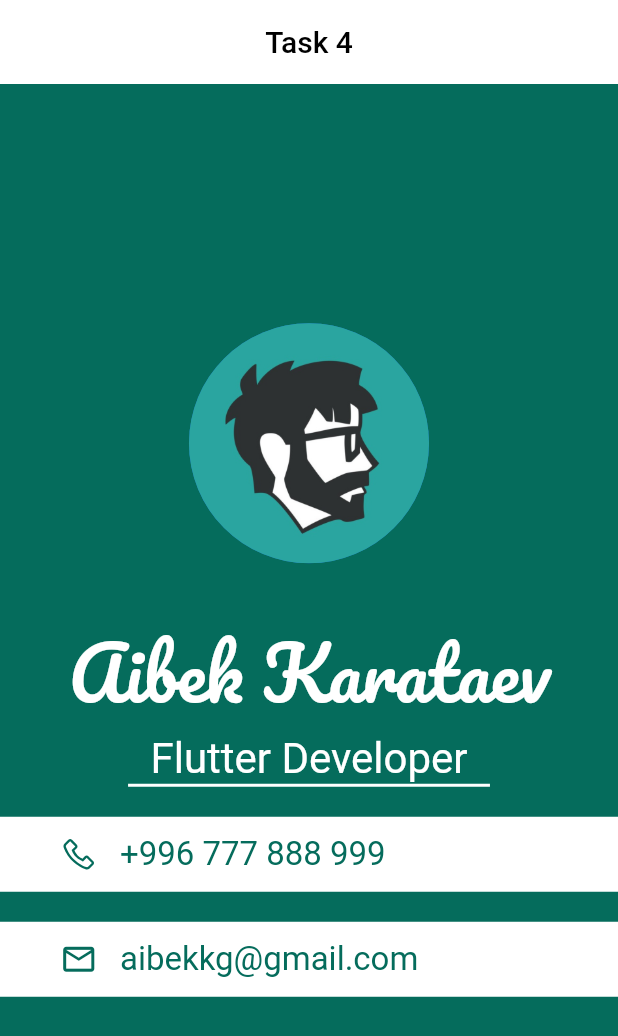
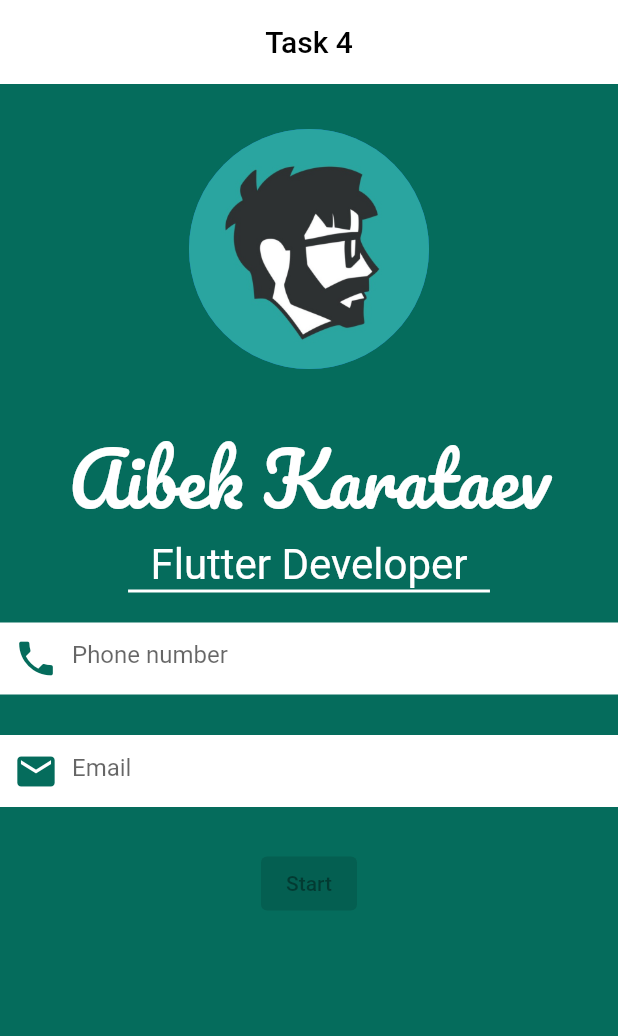
Before and after one commit to aibek-karataev/contact-info, a Flutter app: the screen it shows after launch, on a phone screen of 412 x 824 dp. Shown: the top 1036 px of the screen. Run offline on Flutter 3.47's test engine with Material 2 defaults, Android fonts, the phone set to English and light mode, and no system bars.

Commit message:
added and fixed some files

```diff
--- a/lib/main.dart
+++ b/lib/main.dart
@@ -1,21 +1,34 @@
 import 'package:flutter/material.dart';
-import 'package:flutter/services.dart';
-import 'package:line_icons/line_icons.dart';
+import 'package:myinfo/screens/rich_screen.dart';
 
 void main() {
   runApp(const MainApp());
 }
 
-class MainApp extends StatelessWidget {
+class MainApp extends StatefulWidget {
   const MainApp({super.key});
+
+  @override
+  State<MainApp> createState() => _MainAppState();
+}
+
+class _MainAppState extends State<MainApp> {
+  String? phone;
+  String? email;
+  bool isActive = false;
 
   @override
   Widget build(BuildContext context) {
     const darkGreen = Color.fromRGBO(5, 108, 92, 1);
 
-    SystemChrome.setSystemUIOverlayStyle(
-      const SystemUiOverlayStyle(statusBarColor: Colors.transparent),
-    );
+    void checkFields() {
+      if (phone == null || email == null) {
+        isActive = false;
+      } else {
+        isActive = true;
+      }
+    }
+
     return MaterialApp(
       debugShowCheckedModeBanner: false,
       home: Scaffold(
@@ -30,7 +43,9 @@ class MainApp extends StatelessWidget {
         ),
         body: Container(
           color: darkGreen,
-          child: Column(
+          padding: const EdgeInsets.only(top: 30),
+          child: ListView(scrollDirection: Axis.vertical, children: [
+            Column(
               mainAxisAlignment: MainAxisAlignment.center,
               children: <Widget>[
                 Column(
@@ -68,7 +83,6 @@ class MainApp extends StatelessWidget {
                         child: const Text(
                           "Flutter Developer",
                           style: TextStyle(
-                          fontFamily: "Roboto",
                             fontSize: 28.0,
                             color: Colors.white,
                           ),
@@ -80,73 +94,82 @@ class MainApp extends StatelessWidget {
                 Column(
                   children: <Widget>[
                     const SizedBox(height: 20.0),
-                  Container(
-                      color: Colors.white,
-                      height: 50.0,
-                      child: InkWell(
-                        onTap: () async {
-                          // print("Button Clicked");
+                    SizedBox(
+                      height: 55,
+                      child: TextFormField(
+                        onChanged: (value) {
+                          setState(() {
+                            phone = value;
+                          });
+                          checkFields();
                         },
-                        child: Row(
-                          mainAxisAlignment: MainAxisAlignment.start,
-                          children: <Widget>[
-                            Container(
-                              margin: const EdgeInsets.only(
-                                right: 15.0,
-                                left: 40.0,
+                        decoration: const InputDecoration(
+                          focusedBorder: InputBorder.none,
+                          enabledBorder: InputBorder.none,
+                          filled: true,
+                          fillColor: Colors.white,
+                          border: OutlineInputBorder(
+                            borderSide: BorderSide.none,
                           ),
-                              child: const Icon(
-                                LineIcons.phone,
-                                size: 25.0,
+                          hintText: "Phone number",
+                          prefixIcon: Icon(
+                            Icons.phone,
+                            size: 30,
                             color: darkGreen,
                           ),
                         ),
-                            const Center(
-                              child: Text(
-                                "+996 777 888 999",
-                                style: TextStyle(
-                                  fontFamily: "Roboto",
-                                  fontSize: 22.0,
+                      ),
+                    ),
+                    const SizedBox(height: 20.0),
+                    SizedBox(
+                      height: 55,
+                      child: TextFormField(
+                        onChanged: (value) {
+                          setState(() {
+                            email = value;
+                            checkFields();
+                          });
+                        },
+                        decoration: const InputDecoration(
+                          filled: true,
+                          focusedBorder: InputBorder.none,
+                          enabledBorder: InputBorder.none,
+                          fillColor: Colors.white,
+                          border: OutlineInputBorder(
+                            borderSide: BorderSide.none,
+                          ),
+                          hintText: "Email",
+                          prefixIcon: Icon(
+                            Icons.email,
+                            size: 30,
                             color: darkGreen,
+                          ),
                         ),
                       ),
                     ),
                   ],
                 ),
-                      )),
-                  const SizedBox(height: 20.0),
-                  Container(
-                    color: Colors.white,
-                    height: 50.0,
-                    child: Row(
-                      mainAxisAlignment: MainAxisAlignment.start,
-                      children: <Widget>[
-                        Container(
-                          margin: const EdgeInsets.only(
-                            right: 15.0,
-                            left: 40.0,
+                const SizedBox(
+                  height: 20,
                 ),
-                          child: const Icon(
-                            Icons.email_outlined,
-                            size: 25.0,
-                            color: darkGreen,
+                Builder(builder: (context) {
+                  return ElevatedButton(
+                    onPressed: isActive
+                        ? () {
+                            Navigator.push(
+                              context,
+                              MaterialPageRoute(
+                                builder: (context) => const RichScreen(),
                               ),
-                        ),
-                        const Text(
-                          "aibekkg@gmail.com",
-                          style: TextStyle(
-                            fontFamily: "Roboto",
-                            fontSize: 22.0,
-                            color: darkGreen,
-                          ),
-                        ),
+                            );
+                          }
+                        : null,
+                    child: const Text("Start"),
+                  );
+                })
               ],
             ),
-                  ),
-                ],
-              )
-            ],
-          ),
+          ]),
         ),
       ),
     );
```
Also changed, not shown: lib/screens/rich_screen.dart (added, +38 -0 lines), pubspec.yaml (+4 -3 lines), assets/fonts/Sofia-Regular.ttf (added), assets/images/phone.png (deleted), assets/images/rich.png (added), pubspec.lock. Lines whose indentation alone changed are shown as unchanged.
